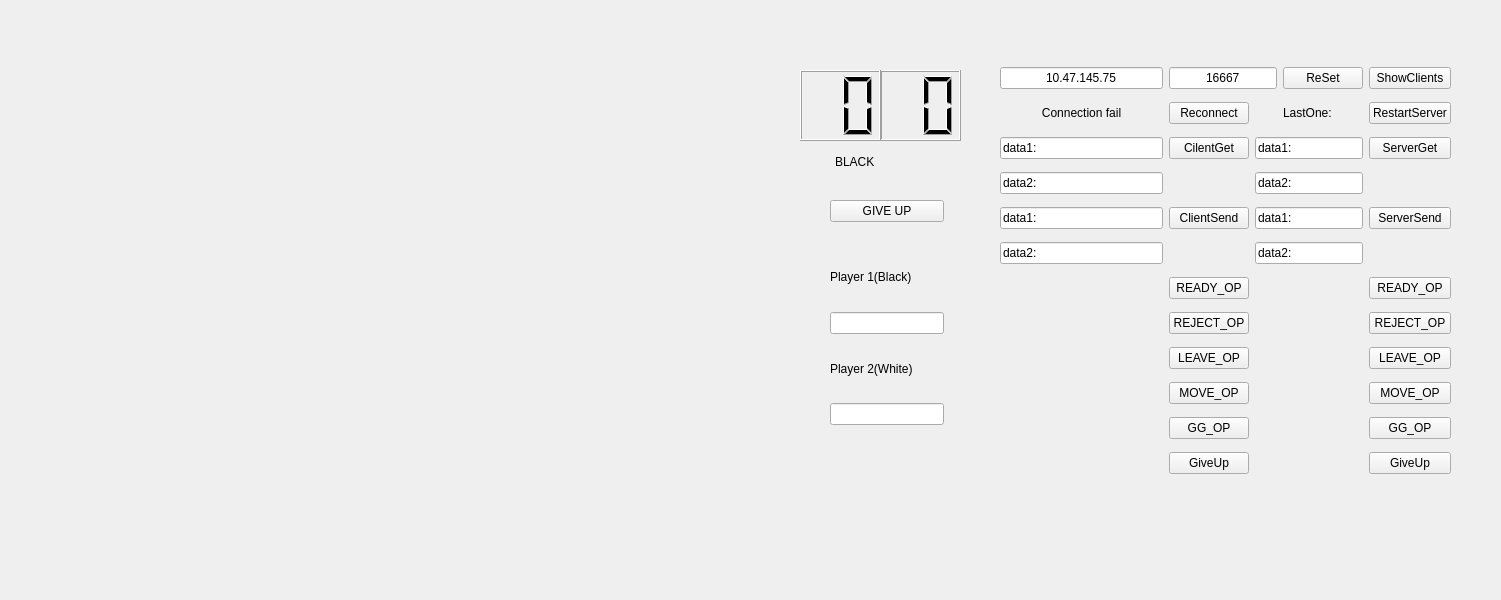
This is untitled7/widget.ui in Liyh04/2205 as Qt 5 draws it before an edit. The edited form follows.
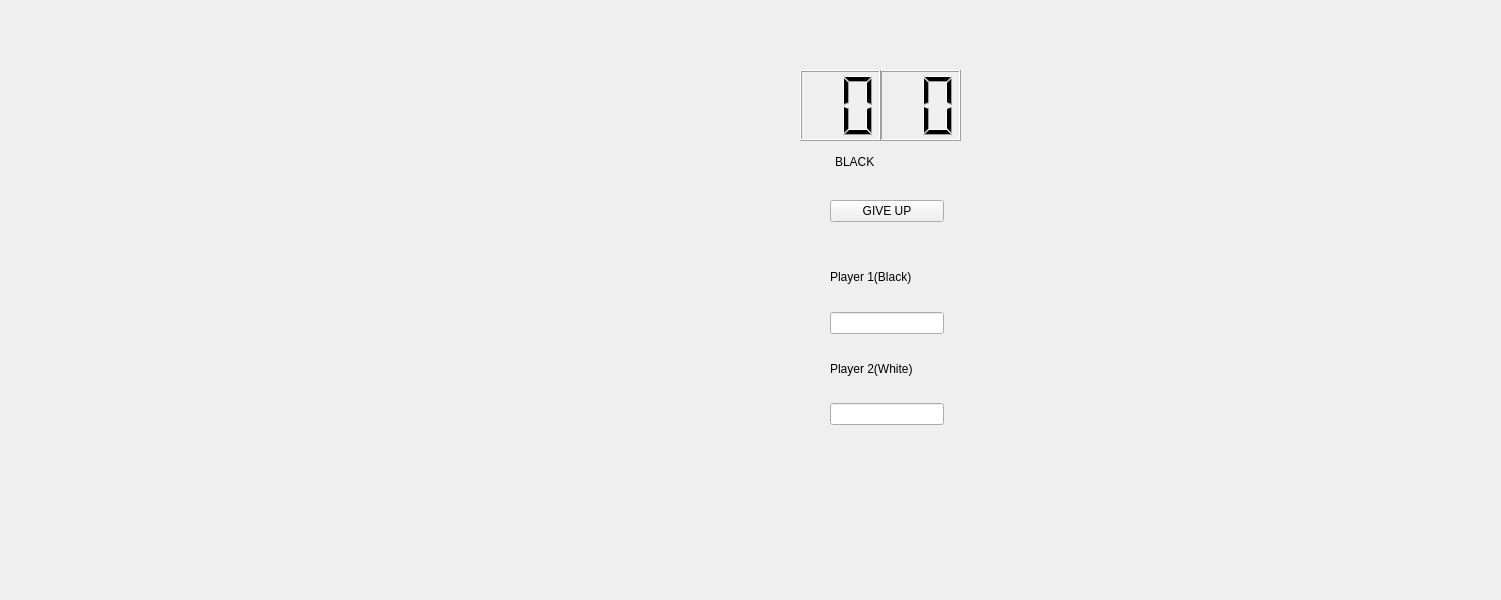
This is the edited form.

The edit to the form file:
```diff
--- a/untitled7/widget.ui
+++ b/untitled7/widget.ui
@@ -13,254 +13,6 @@
   <property name="windowTitle">
    <string>Widget</string>
   </property>
-  <widget class="QWidget" name="layoutWidget">
-   <property name="geometry">
-    <rect>
-     <x>1000</x>
-     <y>60</y>
-     <width>451</width>
-     <height>423</height>
-    </rect>
-   </property>
-   <layout class="QGridLayout" name="gridLayout">
-    <item row="3" column="2" colspan="2">
-     <widget class="QLineEdit" name="serverGet">
-      <property name="text">
-       <string>data2:</string>
-      </property>
-     </widget>
-    </item>
-    <item row="2" column="0">
-     <widget class="QLineEdit" name="clientGetEdit">
-      <property name="text">
-       <string>data1:</string>
-      </property>
-     </widget>
-    </item>
-    <item row="1" column="2" colspan="2">
-     <widget class="QLabel" name="lastOneLabel">
-      <property name="text">
-       <string>LastOne: </string>
-      </property>
-      <property name="alignment">
-       <set>Qt::AlignCenter</set>
-      </property>
-     </widget>
-    </item>
-    <item row="4" column="0">
-     <widget class="QLineEdit" name="clientSendEdit">
-      <property name="text">
-       <string>data1:</string>
-      </property>
-     </widget>
-    </item>
-    <item row="4" column="4">
-     <widget class="QPushButton" name="serverSendButton">
-      <property name="text">
-       <string>ServerSend</string>
-      </property>
-     </widget>
-    </item>
-    <item row="10" column="4">
-     <widget class="QPushButton" name="SGG_OP">
-      <property name="text">
-       <string>GG_OP</string>
-      </property>
-     </widget>
-    </item>
-    <item row="4" column="2" colspan="2">
-     <widget class="QLineEdit" name="serverSendEdit">
-      <property name="text">
-       <string>data1:</string>
-      </property>
-     </widget>
-    </item>
-    <item row="0" column="3">
-     <widget class="QPushButton" name="reSetButton">
-      <property name="text">
-       <string>ReSet</string>
-      </property>
-     </widget>
-    </item>
-    <item row="7" column="4">
-     <widget class="QPushButton" name="SREJECT_OP">
-      <property name="text">
-       <string>REJECT_OP</string>
-      </property>
-     </widget>
-    </item>
-    <item row="5" column="2" colspan="2">
-     <widget class="QLineEdit" name="serverSend">
-      <property name="text">
-       <string>data2:</string>
-      </property>
-     </widget>
-    </item>
-    <item row="2" column="2" colspan="2">
-     <widget class="QLineEdit" name="serverGetEdit">
-      <property name="text">
-       <string>data1:</string>
-      </property>
-     </widget>
-    </item>
-    <item row="3" column="0">
-     <widget class="QLineEdit" name="clientGet">
-      <property name="text">
-       <string>data2:</string>
-      </property>
-     </widget>
-    </item>
-    <item row="0" column="1" colspan="2">
-     <widget class="QLineEdit" name="PORTEdit">
-      <property name="text">
-       <string>16667</string>
-      </property>
-      <property name="alignment">
-       <set>Qt::AlignCenter</set>
-      </property>
-     </widget>
-    </item>
-    <item row="6" column="1">
-     <widget class="QPushButton" name="CREADY_OP">
-      <property name="text">
-       <string>READY_OP</string>
-      </property>
-     </widget>
-    </item>
-    <item row="9" column="4">
-     <widget class="QPushButton" name="SMOVE_OP">
-      <property name="text">
-       <string>MOVE_OP</string>
-      </property>
-     </widget>
-    </item>
-    <item row="7" column="1">
-     <widget class="QPushButton" name="CREJECT_OP">
-      <property name="text">
-       <string>REJECT_OP</string>
-      </property>
-     </widget>
-    </item>
-    <item row="0" column="4">
-     <widget class="QPushButton" name="showClientButton">
-      <property name="text">
-       <string>ShowClients</string>
-      </property>
-     </widget>
-    </item>
-    <item row="4" column="1">
-     <widget class="QPushButton" name="clientSendButton">
-      <property name="text">
-       <string>ClientSend</string>
-      </property>
-     </widget>
-    </item>
-    <item row="1" column="1">
-     <widget class="QPushButton" name="reConnectButton">
-      <property name="text">
-       <string>Reconnect</string>
-      </property>
-     </widget>
-    </item>
-    <item row="2" column="1">
-     <widget class="QPushButton" name="getButton_1">
-      <property name="text">
-       <string>CilentGet</string>
-      </property>
-     </widget>
-    </item>
-    <item row="10" column="1">
-     <widget class="QPushButton" name="CGG_OP">
-      <property name="text">
-       <string>GG_OP</string>
-      </property>
-     </widget>
-    </item>
-    <item row="6" column="4">
-     <widget class="QPushButton" name="SREADY_OP">
-      <property name="text">
-       <string>READY_OP</string>
-      </property>
-     </widget>
-    </item>
-    <item row="8" column="1">
-     <widget class="QPushButton" name="CLEAVE_OP">
-      <property name="text">
-       <string>LEAVE_OP</string>
-      </property>
-     </widget>
-    </item>
-    <item row="1" column="4">
-     <widget class="QPushButton" name="reStartButton">
-      <property name="text">
-       <string>RestartServer</string>
-      </property>
-     </widget>
-    </item>
-    <item row="5" column="0">
-     <widget class="QLineEdit" name="clientSend">
-      <property name="text">
-       <string>data2:</string>
-      </property>
-     </widget>
-    </item>
-    <item row="2" column="4">
-     <widget class="QPushButton" name="getButton_2">
-      <property name="text">
-       <string>ServerGet</string>
-      </property>
-     </widget>
-    </item>
-    <item row="8" column="4">
-     <widget class="QPushButton" name="SLEAVE_OP">
-      <property name="text">
-       <string>LEAVE_OP</string>
-      </property>
-     </widget>
-    </item>
-    <item row="9" column="1">
-     <widget class="QPushButton" name="CMOVE_OP">
-      <property name="text">
-       <string>MOVE_OP</string>
-      </property>
-     </widget>
-    </item>
-    <item row="0" column="0">
-     <widget class="QLineEdit" name="IPEdit">
-      <property name="text">
-       <string>10.47.145.75</string>
-      </property>
-      <property name="alignment">
-       <set>Qt::AlignCenter</set>
-      </property>
-     </widget>
-    </item>
-    <item row="1" column="0">
-     <widget class="QLabel" name="connectLabel">
-      <property name="text">
-       <string>Connection fail</string>
-      </property>
-      <property name="alignment">
-       <set>Qt::AlignCenter</set>
-      </property>
-     </widget>
-    </item>
-    <item row="11" column="1">
-     <widget class="QPushButton" name="CilentGiveup">
-      <property name="text">
-       <string>GiveUp</string>
-      </property>
-     </widget>
-    </item>
-    <item row="11" column="4">
-     <widget class="QPushButton" name="ServerGiveup_2">
-      <property name="text">
-       <string>GiveUp</string>
-      </property>
-     </widget>
-    </item>
-   </layout>
-  </widget>
   <widget class="QLCDNumber" name="lcd_sec">
    <property name="geometry">
     <rect>
```
